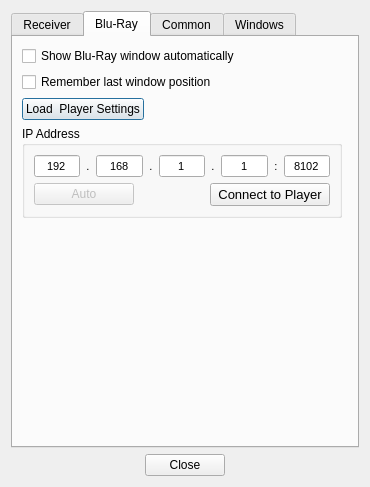
First picture: the form in src/settingsdialog.ui, repository AceOfSnakes/AvrPioRemote, before the edit.
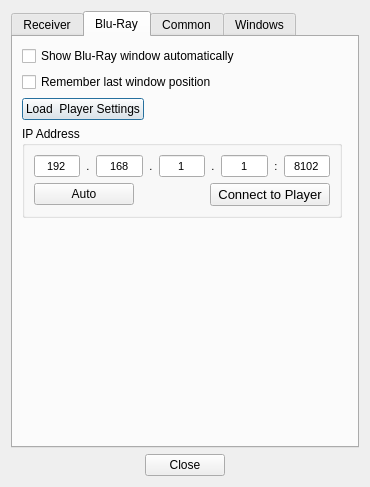
Second picture: the form after the edit. The open tabs and pages were chosen to show the change.

Commit message: Restore player autosearch

Diff of the .ui file:
```diff
--- a/src/settingsdialog.ui
+++ b/src/settingsdialog.ui
@@ -706,7 +706,7 @@
               <item>
                <widget class="QPushButton" name="pushButtonAuto_BD">
                 <property name="enabled">
-                 <bool>false</bool>
+                 <bool>true</bool>
                 </property>
                 <property name="minimumSize">
                  <size>
@@ -990,6 +990,32 @@
      </widget>
     </widget>
    </item>
+   <item>
+    <spacer name="verticalSpacer_7">
+     <property name="orientation">
+      <enum>Qt::Vertical</enum>
+     </property>
+     <property name="sizeHint" stdset="0">
+      <size>
+       <width>20</width>
+       <height>40</height>
+      </size>
+     </property>
+    </spacer>
+   </item>
+   <item>
+    <spacer name="verticalSpacer_6">
+     <property name="orientation">
+      <enum>Qt::Vertical</enum>
+     </property>
+     <property name="sizeHint" stdset="0">
+      <size>
+       <width>20</width>
+       <height>40</height>
+      </size>
+     </property>
+    </spacer>
+   </item>
    <item>
     <layout class="QHBoxLayout" name="horizontalLayout">
      <item>
```
Left out of the diff: 2 changed lines with no effect on the pictures. The commit also changes 2 other files.
